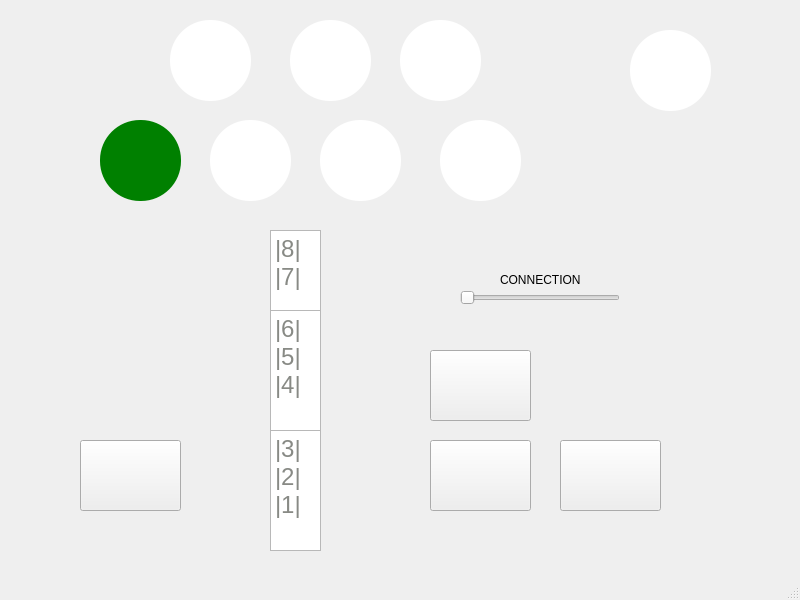
Old version of the form 3004F22/mainwindow.ui in the repository Aiden-Molyneaux/CESdevice-software.
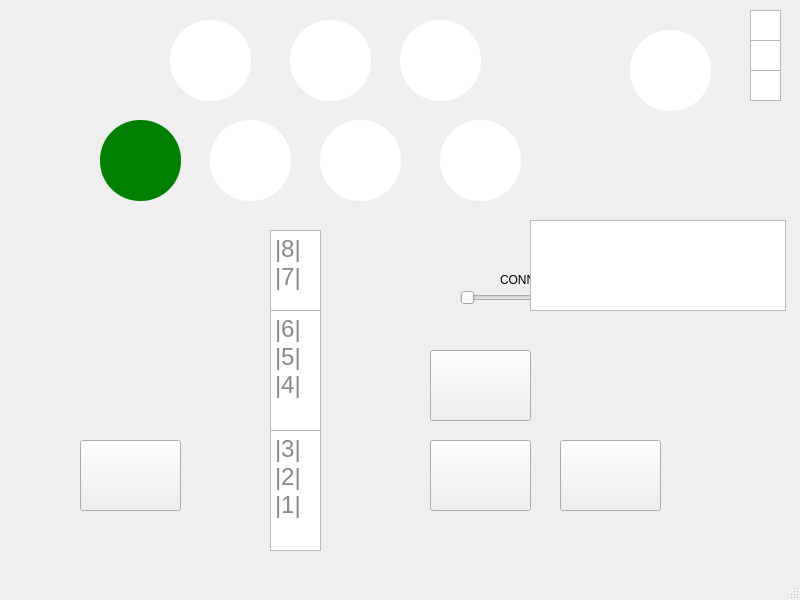
New version of the form. Icons and pictures are not drawn.

What changed in the file:
```diff
--- a/3004F22/mainwindow.ui
+++ b/3004F22/mainwindow.ui
@@ -341,6 +341,46 @@
      <string>CONNECTION</string>
     </property>
    </widget>
+   <widget class="QTextBrowser" name="batteryLevel1">
+    <property name="geometry">
+     <rect>
+      <x>750</x>
+      <y>70</y>
+      <width>31</width>
+      <height>31</height>
+     </rect>
+    </property>
+   </widget>
+   <widget class="QTextBrowser" name="batteryLevel2">
+    <property name="geometry">
+     <rect>
+      <x>750</x>
+      <y>40</y>
+      <width>31</width>
+      <height>31</height>
+     </rect>
+    </property>
+   </widget>
+   <widget class="QTextBrowser" name="batteryLevel3">
+    <property name="geometry">
+     <rect>
+      <x>750</x>
+      <y>10</y>
+      <width>31</width>
+      <height>31</height>
+     </rect>
+    </property>
+   </widget>
+   <widget class="QTextBrowser" name="log">
+    <property name="geometry">
+     <rect>
+      <x>530</x>
+      <y>220</y>
+      <width>256</width>
+      <height>91</height>
+     </rect>
+    </property>
+   </widget>
   </widget>
   <widget class="QMenuBar" name="menubar">
    <property name="geometry">
```
Left out of the diff: 6 changed lines with no effect on the pictures.
